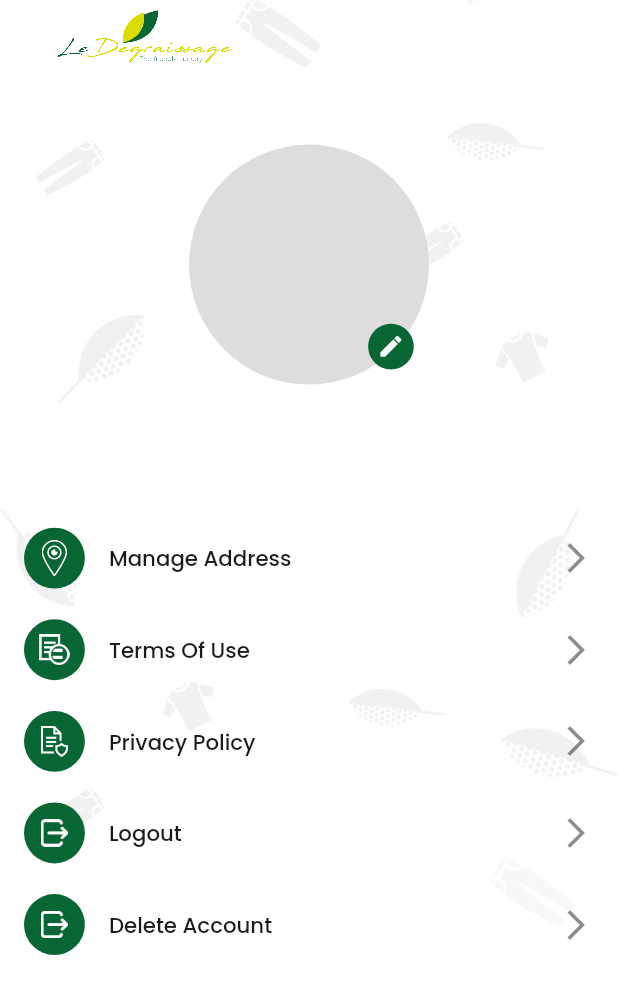
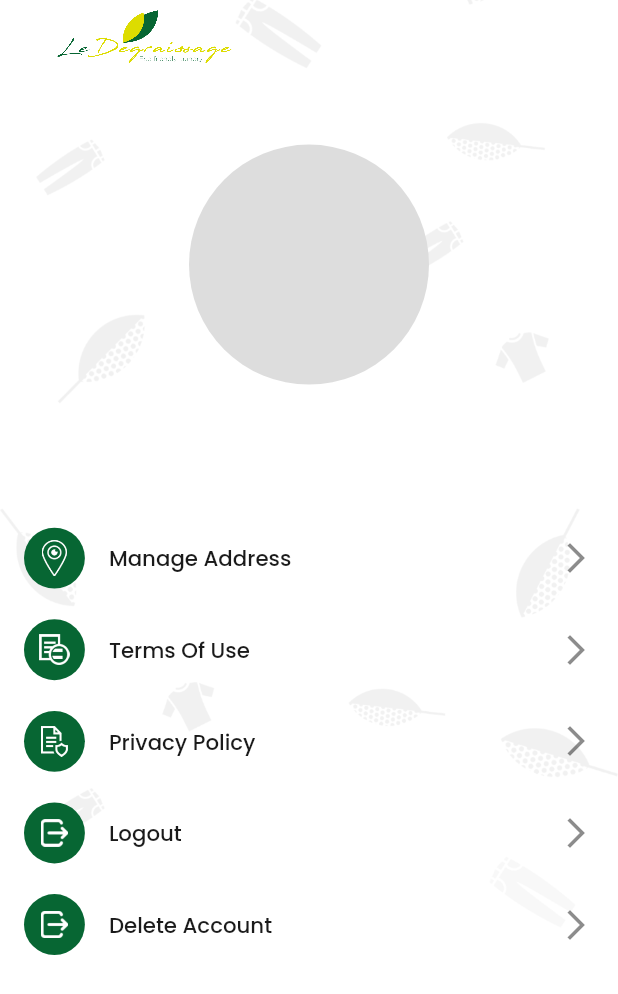
Before and after one commit to akjakjakj/laundry, a Flutter app: the Profile screen opened by its route, on a phone screen of 412 x 824 dp. Shown: the top 994 px of the screen. Run offline on Flutter 3.47's test engine with Material 2 defaults, Android fonts, the phone set to English and light mode, and no system bars; our stand-ins replace cached_network_image, either_dart, firebase_core, firebase_messaging, flutter_local_notifications, flutter_screenutil and 14 more; missing offline and left inert: flutter_paytabs_bridge, flutter_pdfview, whatsapp_share; accounts and stored records are empty; network calls fail.

Commit message:
latest bug fixes 29/08/2024

```diff
--- a/lib/views/cart/view/widgets/normal_service.dart
+++ b/lib/views/cart/view/widgets/normal_service.dart
@@ -148,8 +148,10 @@ class _NormalServiceState extends State<NormalService> {
                                       DateTime? pickedDate =
                                           await showDatePicker(
                                               context: context,
-                                              initialDate: DateTime.now(),
-                                              firstDate: DateTime.now(),
+                                              initialDate: DateTime.now()
+                                                  .add(const Duration(days: 1)),
+                                              firstDate: DateTime.now()
+                                                  .add(const Duration(days: 1)),
                                               lastDate: DateTime(2100));
 
                                       if (pickedDate != null) {
--- a/lib/views/profile/profile.dart
+++ b/lib/views/profile/profile.dart
@@ -116,20 +116,20 @@ class _ProfileState extends State<Profile> {
                                             image: user?.profilePicture,
                                             fit: BoxFit.cover,
                                           )),
-                                  Container(
-                                    height: 30.r,
-                                    width: 30.r,
-                                    margin: EdgeInsets.all(10.r),
-                                    decoration: BoxDecoration(
-                                      color: ColorPalette.primaryColor,
-                                      shape: BoxShape.circle,
-                                    ),
-                                    child: Icon(
-                                      size: 18.r,
-                                      Icons.edit,
-                                      color: Colors.white,
-                                    ),
-                                  ),
+                                  // Container(
+                                  //   height: 30.r,
+                                  //   width: 30.r,
+                                  //   margin: EdgeInsets.all(10.r),
+                                  //   decoration: BoxDecoration(
+                                  //     color: ColorPalette.primaryColor,
+                                  //     shape: BoxShape.circle,
+                                  //   ),
+                                  //   child: Icon(
+                                  //     size: 18.r,
+                                  //     Icons.edit,
+                                  //     color: Colors.white,
+                                  //   ),
+                                  // ),
                                 ],
                               ),
                               5.verticalSpace,
```
